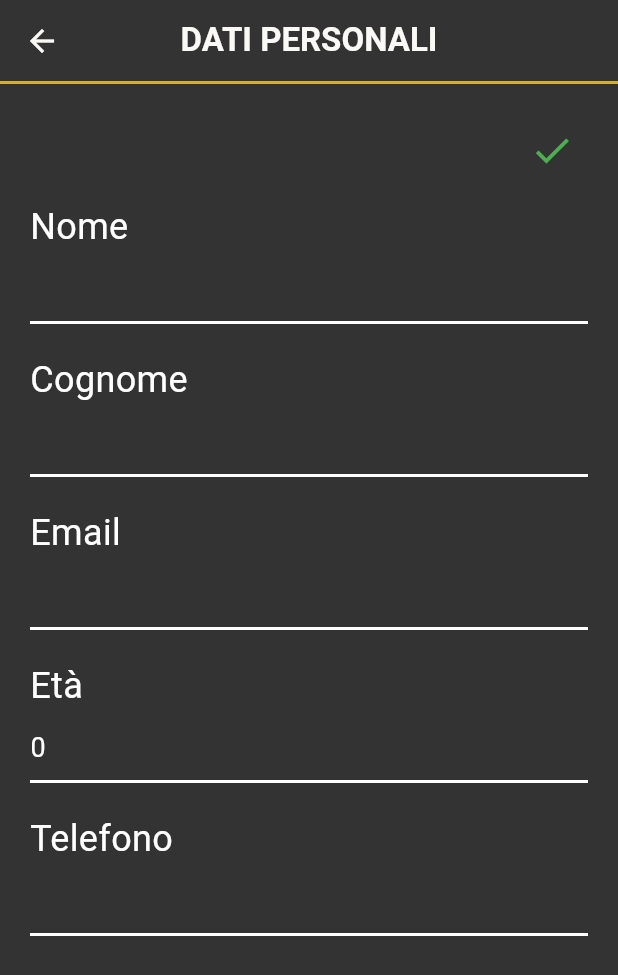
After one commit to gianluere/MarinoBarberSalonFlutter, a Flutter app: the DatiPersonali screen opened directly, after a tap on the "edit" icon, on a phone screen of 412 x 824 dp. The commit adds this screen. Shown: the top 975 px of the screen. Run offline on Flutter 3.47's test engine with Material 3 defaults, Android fonts, the phone set to English and light mode, and no system bars; our stand-ins replace badges, cloud_firestore, firebase_auth, firebase_core; accounts and stored records are empty; network calls fail.

Commit message:
Inserite le prenotazioni e la modifica dei dati

```diff
--- a/lib/Account/account.dart
+++ b/lib/Account/account.dart
@@ -92,7 +92,6 @@ class AccountScreen extends StatelessWidget {
       appBar: MyAppBar('ACCOUNT', false),
       backgroundColor: myGrey,
       body: Column(
-
         children: [
           Container(
             width: double.infinity,
@@ -109,12 +108,12 @@ class AccountScreen extends StatelessWidget {
               color: Colors.grey,
               height: 2.0,
           ),
-          _buildRow("Dati personali", ()=>{}),
+          _buildRow("Dati personali", (){Navigator.of(context).pushNamed('/dati_personali');}),
           Container(
             color: myGold,
             height: 2.0,
           ),
-          _buildRow("Prenotazioni", ()=>{}, notifichePrenotazioni),
+          _buildRow("Prenotazioni", (){Navigator.of(context).pushNamed('/prenotazioni');}, notifichePrenotazioni),
           Container(
             color: myGold,
             height: 2.0,
--- /dev/null
+++ b/lib/Account/dati_personali.dart
@@ -0,0 +1,135 @@
+import 'package:flutter/material.dart';
+import 'package:marino_barber_salon_flutter/app_bar.dart';
+import 'package:marino_barber_salon_flutter/my_colors.dart';
+import 'package:provider/provider.dart';
+
+import '../user_view_model.dart'; // Importa il tuo ViewModel corretto
+
+class DatiPersonali extends StatefulWidget {
+  const DatiPersonali({super.key});
+
+  @override
+  _DatiPersonaliState createState() => _DatiPersonaliState();
+}
+
+class _DatiPersonaliState extends State<DatiPersonali> {
+  bool readOnly = true;
+
+
+  late TextEditingController nomeController;
+  late TextEditingController cognomeController;
+  late TextEditingController emailController;
+  late TextEditingController etaController;
+  late TextEditingController telefonoController;
+
+  @override
+  void initState() {
+    super.initState();
+    final userViewModel = Provider.of<UserViewModel>(context, listen: false);
+    nomeController = TextEditingController(text: userViewModel.dati?.nome);
+    cognomeController = TextEditingController(text: userViewModel.dati?.cognome);
+    emailController = TextEditingController(text: userViewModel.dati?.email);
+    etaController = TextEditingController(text: userViewModel.dati?.eta.toString());
+    telefonoController = TextEditingController(text: userViewModel.dati?.telefono);
+  }
+
+  @override
+  void dispose() {
+    nomeController.dispose();
+    cognomeController.dispose();
+    emailController.dispose();
+    etaController.dispose();
+    telefonoController.dispose();
+    super.dispose();
+  }
+
+  @override
+  Widget build(BuildContext context) {
+    final userViewModel = Provider.of<UserViewModel>(context);
+    return Scaffold(
+      appBar: MyAppBar('DATI PERSONALI', true),
+      backgroundColor: myGrey,
+      body: userViewModel.isLoading
+        ? Container(
+          color: Colors.black.withOpacity(0.5),
+          child: Center(child: CircularProgressIndicator(color: myGold)),
+        )
+        : SingleChildScrollView(
+          child: Padding(
+            padding: const EdgeInsets.all(20.0),
+            child: Column(
+              crossAxisAlignment: CrossAxisAlignment.start,
+              children: [
+                Align(
+                  alignment: Alignment.centerRight,
+                  child: IconButton(
+                    icon: Icon(readOnly ? Icons.edit : Icons.check, color: readOnly ? myBordeaux : Colors.green, size: 30),
+                    onPressed: () {
+                      if (readOnly) {
+                        setState(() {
+                          readOnly = false;
+                        });
+                      } else {
+
+                        userViewModel.updateDati(
+                            nomeController.text,
+                            cognomeController.text,
+                            int.tryParse(etaController.text) ?? 0,
+                            telefonoController.text
+                        );
+
+                        setState(() {
+                          readOnly = true;
+                        });
+                        /*
+                      userViewModel.updateDati(
+                        nomeController.text,
+                        cognomeController.text,
+                        int.tryParse(etaController.text) ?? 0,
+                        telefonoController.text,
+                            () {
+                          setState(() {
+                            readOnly = true;
+                          });
+                        },
+                      );
+
+                       */
+                      }
+                    },
+                  ),
+                ),
+                SizedBox(height: 10),
+                buildRigaDato("Nome", nomeController, readOnly),
+                buildRigaDato("Cognome", cognomeController, readOnly),
+                buildRigaDato("Email", emailController, true),
+                buildRigaDato("Età", etaController, readOnly),
+                buildRigaDato("Telefono", telefonoController, readOnly),
+              ],
+            ),
+          )
+      )
+
+    );
+  }
+
+  Widget buildRigaDato(String label, TextEditingController controller, bool readOnly) {
+    return Column(
+      crossAxisAlignment: CrossAxisAlignment.start,
+      children: [
+        Text(label, style: TextStyle(fontSize: 24, color: Colors.white)),
+        TextField(
+          controller: controller,
+          readOnly: readOnly,
+          style: TextStyle(fontSize: 18, color: Colors.white),
+          decoration: InputDecoration(
+            border: InputBorder.none,
+            enabledBorder: UnderlineInputBorder(borderSide: BorderSide(color: Colors.white, width: 2)),
+            focusedBorder: UnderlineInputBorder(borderSide: BorderSide(color: Colors.white, width: 2)),
+          ),
+        ),
+        SizedBox(height: 20),
+      ],
+    );
+  }
+}
--- a/lib/Home/seleziona_servizio.dart
+++ b/lib/Home/seleziona_servizio.dart
@@ -138,7 +138,7 @@ class CardAppuntamento extends StatelessWidget {
         ),
         color: myYellow,
         child: Container(
-          height: 140.0,
+          height: 130.0,
           padding: const EdgeInsets.all(10.0),
           decoration: BoxDecoration(
             border: Border.all(color: myGold, width: 2.0),
```
Also changed, not shown: lib/Account/prenotazioni.dart (added, +159 -0 lines), lib/Navigations/account_navigations.dart (+7 -2 lines), lib/user_view_model.dart (+109 -0 lines).
